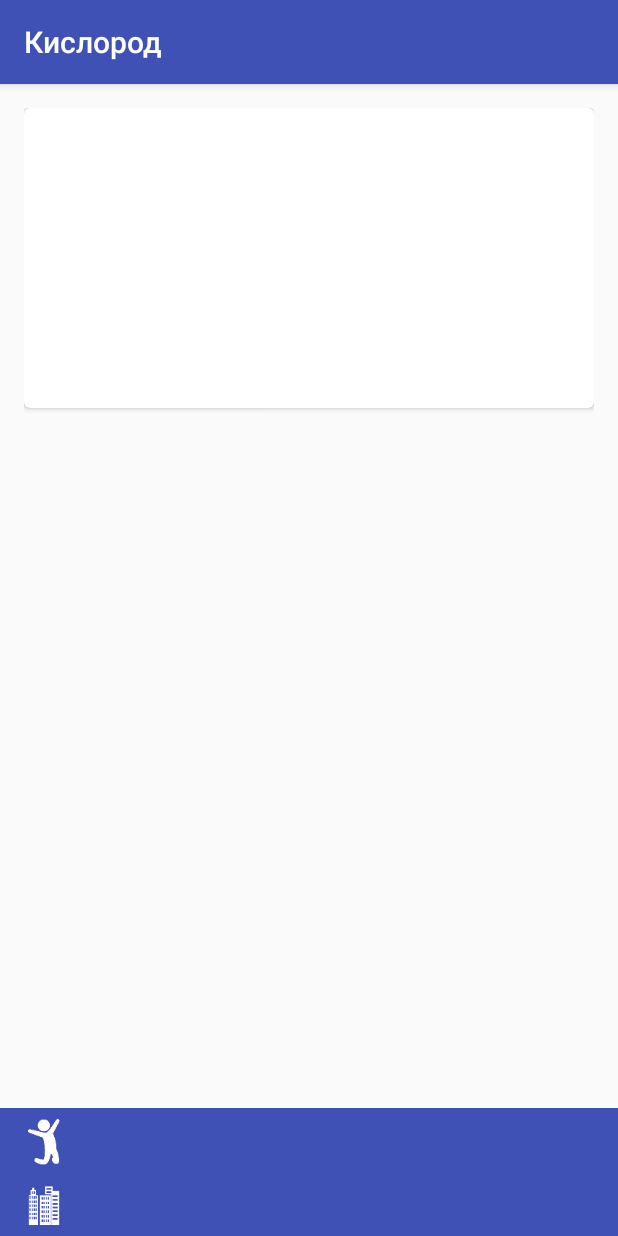
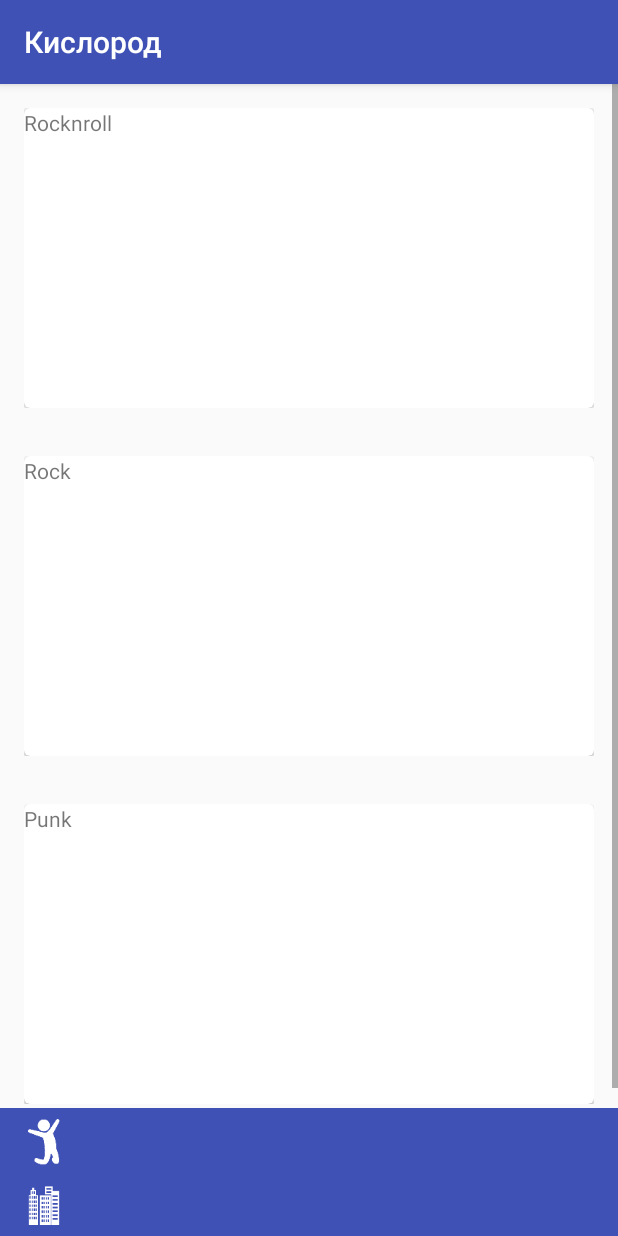
Before and after one commit to ayrat-playground/oxygen, an Android app: the GroundActivity screen opened directly, with no data from a screen before it, on a phone screen of 412 x 824 dp. Run offline under Robolectric (Android 15) with nearby library versions, the phone set to English and light mode, and no system bars.

Commit message:
В активити с площадками добавлен RecycleView с элементами типа CardView для отображения данных о площадках

```diff
--- a/app/build.gradle
+++ b/app/build.gradle
@@ -21,6 +21,7 @@ android {
 
 dependencies {
     compile fileTree(dir: 'libs', include: ['*.jar'])
+    compile 'com.android.support:appcompat-v7:21.0.+'
+    compile 'com.android.support:recyclerview-v7:21.0.+'
     compile 'com.android.support:cardview-v7:21.0.+'
-    compile 'com.android.support:appcompat-v7:21.0.+'
 }
--- a/app/src/main/java/com/badykov/ayrat/swkazan/GroundActivity.java
+++ b/app/src/main/java/com/badykov/ayrat/swkazan/GroundActivity.java
@@ -3,6 +3,8 @@ package com.badykov.ayrat.swkazan;
 import android.content.Intent;
 import android.os.Bundle;
 import android.support.v7.app.ActionBarActivity;
+import android.support.v7.widget.LinearLayoutManager;
+import android.support.v7.widget.RecyclerView;
 import android.view.Menu;
 import android.view.MenuItem;
 import android.view.View;
@@ -10,25 +12,49 @@ import android.widget.TextView;
 
 
 public class GroundActivity extends ActionBarActivity {
+    private Intent intentThatStartedThisActivity;
+    private RecyclerView recyclerViewtoShowCardsOfGrounds;
+    private RecyclerView.Adapter adapterForRecyclerView;
+    private RecyclerView.LayoutManager layoutManagerForRecyclerView;
 
     @Override
     protected void onCreate(Bundle savedInstanceState) {
         super.onCreate(savedInstanceState);
         setContentView(R.layout.ground_activity);
+        intentThatStartedThisActivity=getIntent();
+        setRecyclerView();
         setDistrictName();
         setSportName();
 
     }
+    private void setRecyclerView(){
+
+        recyclerViewtoShowCardsOfGrounds= (RecyclerView) findViewById(R.id.ground_recycler_view);
+
+        // use this setting to improve performance if you know that changes
+        // in content do not change the layout size of the RecyclerView
+        recyclerViewtoShowCardsOfGrounds.setHasFixedSize(true);
+
+        // use a linear layout manager
+        layoutManagerForRecyclerView = new LinearLayoutManager(this);
+        recyclerViewtoShowCardsOfGrounds.setLayoutManager(layoutManagerForRecyclerView);
+
+        // specify an adapter (see also next example)
+        String[] data={"Rocknroll", "Rock","Punk"};
+        adapterForRecyclerView = new GroundRecycleViewAdapter(data);
+        recyclerViewtoShowCardsOfGrounds.setAdapter(adapterForRecyclerView);
+
+    }
 
     private void setDistrictName(){
-        Intent startedIntent=getIntent();
-        String districtName=startedIntent.getStringExtra("DistrictName");
+
+        String districtName=intentThatStartedThisActivity.getStringExtra("DistrictName");
         TextView toShowDistrictName=(TextView)findViewById(R.id.text);
         toShowDistrictName.setText(districtName);
     }
     private void setSportName(){
-        Intent startedIntent=getIntent();
-        String sportName=startedIntent.getStringExtra("SportName");
+
+        String sportName=intentThatStartedThisActivity.getStringExtra("SportName");
         TextView toShowDistrictName=(TextView)findViewById(R.id.text1);
         toShowDistrictName.setText(sportName);
     }
--- /dev/null
+++ b/app/src/main/java/com/badykov/ayrat/swkazan/GroundRecycleViewAdapter.java
@@ -0,0 +1,58 @@
+package com.badykov.ayrat.swkazan;
+
+import android.support.v7.widget.CardView;
+import android.support.v7.widget.RecyclerView;
+import android.view.LayoutInflater;
+import android.view.View;
+import android.view.ViewGroup;
+import android.widget.TextView;
+
+/**
+ * Created by ayrat on 2/23/15.
+ */
+public class GroundRecycleViewAdapter extends RecyclerView.Adapter<GroundRecycleViewAdapter.ViewHolder> {
+
+    private String[] mDataset;
+
+    public static class ViewHolder extends RecyclerView.ViewHolder {
+        // each data item is just a string in this case
+        public CardView mCardView;
+        public TextView mTextView;
+        public ViewHolder(View v) {
+            super(v);
+            mCardView = (CardView)v.findViewById(R.id.card_view);
+            mTextView=(TextView)mCardView.findViewById(R.id.info_text);
+        }
+
+    }
+
+    public GroundRecycleViewAdapter(String[] myDataset) {
+        mDataset = myDataset;
+    }
+
+    @Override
+    public GroundRecycleViewAdapter.ViewHolder onCreateViewHolder(ViewGroup parent,
+                                                   int viewType) {
+
+        View v = LayoutInflater.from(parent.getContext()).inflate(R.layout.ground_card, parent,false);
+
+
+        ViewHolder vh = new ViewHolder(v);
+        return vh;
+    }
+
+    @Override
+    public void onBindViewHolder(ViewHolder holder, int position) {
+        // - get element from your dataset at this position
+        // - replace the contents of the view with that element
+        holder.mTextView.setText(mDataset[position]);
+
+    }
+
+    // Return the size of your dataset (invoked by the layout manager)
+    @Override
+    public int getItemCount() {
+        return mDataset.length;
+    }
+
+}
--- /dev/null
+++ b/app/src/main/res/layout/action_bar.xml
@@ -0,0 +1,21 @@
+<?xml version="1.0" encoding="utf-8"?>
+<RelativeLayout xmlns:android="http://schemas.android.com/apk/res/android"
+    android:orientation="horizontal"
+    android:layout_width="match_parent"
+    android:layout_height="@dimen/abc_action_bar_default_height_material">
+    <ImageView
+        android:id="@+id/activityimage"
+        android:layout_width="wrap_content"
+        android:layout_height="match_parent"
+        android:layout_alignParentLeft="true"
+        android:paddingLeft="5dp"
+        android:background="@color/Purple"/>
+    <TextView
+        android:id="@+id/text"
+        android:layout_alignRight="@+id/activityimage"
+        android:layout_width="wrap_content"
+        android:layout_height="match_parent"
+        android:background="@color/Purple"
+        android:textColor="@color/White"/>
+
+</RelativeLayout>
--- a/app/src/main/res/layout/ground_activity.xml
+++ b/app/src/main/res/layout/ground_activity.xml
@@ -1,32 +1,21 @@
 <RelativeLayout xmlns:android="http://schemas.android.com/apk/res/android"
     xmlns:tools="http://schemas.android.com/tools" android:layout_width="match_parent"
     android:layout_height="match_parent"  tools:context=".MainActivity">
-<LinearLayout
-    android:layout_width="match_parent"
-    android:layout_height="match_parent"
-    android:orientation="vertical"
-    android:paddingLeft="@dimen/activity_horizontal_margin"
-    android:paddingRight="@dimen/activity_horizontal_margin"
-    android:paddingTop="@dimen/activity_vertical_margin"
-    android:paddingBottom="@dimen/activity_vertical_margin">
 
-    <android.support.v7.widget.CardView
-        xmlns:card_view="http://schemas.android.com/apk/res-auto"
-        android:id="@+id/card_view"
-        android:layout_gravity="center"
+    <android.support.v7.widget.RecyclerView
+        android:id="@+id/ground_recycler_view"
+        android:scrollbars="vertical"
         android:layout_width="match_parent"
-        android:layout_height="200dip"
-        card_view:cardCornerRadius="4dip">
+        android:layout_above="@+id/sport_name"
+        android:layout_height="match_parent"
+        />
 
-        <TextView
-            android:id="@+id/info_text"
-            android:layout_width="match_parent"
-            android:layout_height="match_parent" />
-    </android.support.v7.widget.CardView>
-</LinearLayout>
+
+
 
 
     <LinearLayout
+        android:id="@+id/sport_name"
         android:layout_width="fill_parent"
         android:layout_height="45dp"
         android:orientation="horizontal"
--- /dev/null
+++ b/app/src/main/res/layout/ground_card.xml
@@ -0,0 +1,26 @@
+<?xml version="1.0" encoding="utf-8"?>
+<LinearLayout
+xmlns:android="http://schemas.android.com/apk/res/android"
+android:layout_width="match_parent"
+android:layout_height="wrap_content"
+android:orientation="vertical"
+android:paddingLeft="@dimen/activity_horizontal_margin"
+android:paddingRight="@dimen/activity_horizontal_margin"
+android:paddingTop="@dimen/activity_vertical_margin"
+android:paddingBottom="@dimen/activity_vertical_margin">
+
+<android.support.v7.widget.CardView
+    xmlns:android="http://schemas.android.com/apk/res/android"
+    xmlns:card_view="http://schemas.android.com/apk/res-auto"
+    android:id="@+id/card_view"
+    android:layout_gravity="center"
+    android:layout_width="match_parent"
+    android:layout_height="200dip"
+    card_view:cardCornerRadius="4dip">
+
+    <TextView
+        android:id="@+id/info_text"
+        android:layout_width="match_parent"
+        android:layout_height="match_parent" />
+</android.support.v7.widget.CardView>
+</LinearLayout>
```
Also changed, not shown: 2 other files.
